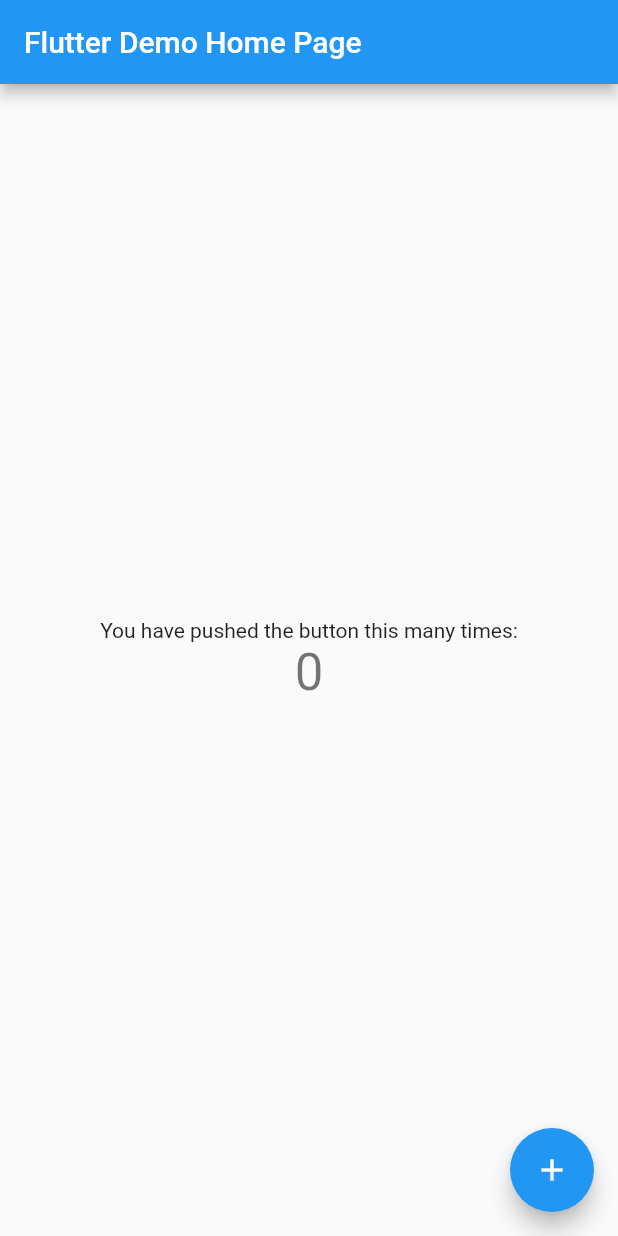
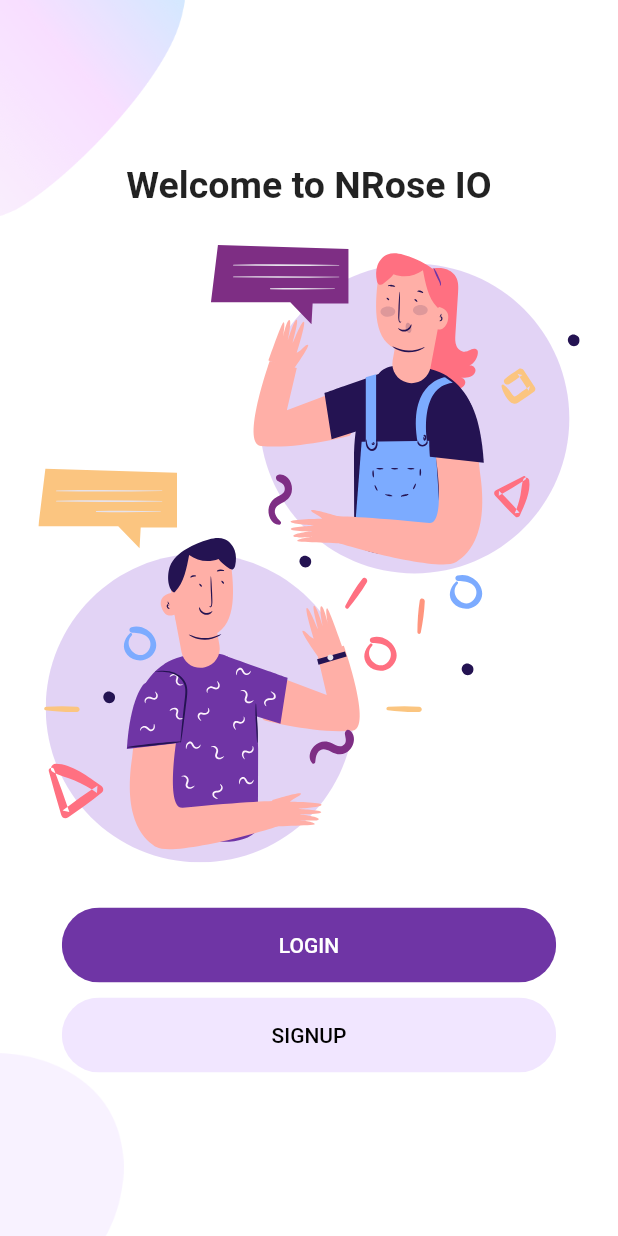
Before and after one commit to nrose-dev/flutter_welcome_signup_login, a Flutter app: the screen it shows after launch, on a phone screen of 412 x 824 dp. Run offline on Flutter 3.47's test engine with Material 2 defaults, Android fonts, the phone set to English and light mode, and no system bars; our stand-ins replace flutter_svg.

Commit message:
Done - Welcome Screen

```diff
--- /dev/null
+++ b/lib/Screens/welcome_screen.dart
@@ -0,0 +1,88 @@
+import 'package:flutter/material.dart';
+
+import 'package:flutter_svg/flutter_svg.dart';
+import 'package:flutter_welcome_signup_login/constants.dart';
+
+class WelcomeScreen extends StatelessWidget {
+  const WelcomeScreen({Key? key}) : super(key: key);
+
+  @override
+  Widget build(BuildContext context) {
+    Size size = MediaQuery.of(context).size;
+    return Scaffold(
+        body: SizedBox(
+          height: size.height,
+          width: double.infinity,
+          child: Stack(
+            alignment: Alignment.center,
+            children: <Widget>[
+              Positioned(
+                  top: 0,
+                  left: 0,
+                  child: Image.asset(
+                    "assets/images/main_top.png",
+                    width: size.width * 0.3,
+                  )
+              ),
+              Positioned(
+                  bottom: 0,
+                  left: 0,
+                  child: Image.asset(
+                    "assets/images/main_bottom.png",
+                    width: size.width * 0.2,
+                  )
+              ),
+              SafeArea(
+                child: Column(
+                  mainAxisAlignment: MainAxisAlignment.center,
+                  children: <Widget>[
+                    const Text(
+                      "Welcome to NRose IO",
+                      style: TextStyle(fontWeight: FontWeight.bold, fontSize: 25),
+                    ),
+                    const SizedBox(height: 25,),
+                    SvgPicture.asset(
+                      "assets/icons/chat.svg",
+                      height: size.height * 0.5,
+                    ),
+                    const SizedBox(height: 30,),
+                    SizedBox(
+                      width: size.width * 0.8,
+                      height: 50,
+                      child: ClipRRect(
+                        borderRadius: BorderRadius.circular(50),
+                        child: TextButton(
+                          onPressed: () { },
+                          style: ButtonStyle(backgroundColor: MaterialStateProperty.all(primaryColor)),
+                          child: Text(
+                            "Login".toUpperCase(),
+                            style: const TextStyle(color: Colors.white),
+                          ),
+                        ),
+                      ),
+                    ),
+                    const SizedBox(height: 10,),
+                    SizedBox(
+                      width: size.width * 0.8,
+                      height: 50,
+                      child: ClipRRect(
+                        borderRadius: BorderRadius.circular(50),
+                        child: TextButton(
+                          onPressed: () {},
+                          style: ButtonStyle(backgroundColor: MaterialStateProperty.all(primaryLightColor)),
+                          child: Text(
+                            "Signup".toUpperCase(),
+                            style: const TextStyle(color: Colors.black),
+                          ),
+                        ),
+                      ),
+                    ),
+                  ],
+                ),
+              ),
+            ],
+          ),
+        ),
+    );
+  }
+}
--- /dev/null
+++ b/lib/constants.dart
@@ -0,0 +1,4 @@
+import 'package:flutter/material.dart';
+
+const primaryColor = Color(0xFF6F35A5);
+const primaryLightColor = Color(0xFFF1E6FF);
--- a/lib/main.dart
+++ b/lib/main.dart
@@ -1,4 +1,6 @@
 import 'package:flutter/material.dart';
+import 'package:flutter_welcome_signup_login/Screens/welcome_screen.dart';
+import 'package:flutter_welcome_signup_login/constants.dart';
 
 void main() {
   runApp(const MyApp());
@@ -11,105 +13,13 @@
   @override
   Widget build(BuildContext context) {
     return MaterialApp(
-      title: 'Flutter Demo',
+      debugShowCheckedModeBanner: false,
+      title: 'Flutter Authentication',
       theme: ThemeData(
-        // This is the theme of your application.
-        //
-        // Try running your application with "flutter run". You'll see the
-        // application has a blue toolbar. Then, without quitting the app, try
-        // changing the primarySwatch below to Colors.green and then invoke
-        // "hot reload" (press "r" in the console where you ran "flutter run",
-        // or simply save your changes to "hot reload" in a Flutter IDE).
-        // Notice that the counter didn't reset back to zero; the application
-        // is not restarted.
-        primarySwatch: Colors.blue,
+        primaryColor: primaryColor,
+        scaffoldBackgroundColor: Colors.white,
       ),
-      home: const MyHomePage(title: 'Flutter Demo Home Page'),
+      home: const WelcomeScreen(),
     );
   }
 }
-
-class MyHomePage extends StatefulWidget {
-  const MyHomePage({super.key, required this.title});
-
-  // This widget is the home page of your application. It is stateful, meaning
-  // that it has a State object (defined below) that contains fields that affect
-  // how it looks.
-
-  // This class is the configuration for the state. It holds the values (in this
-  // case the title) provided by the parent (in this case the App widget) and
-  // used by the build method of the State. Fields in a Widget subclass are
-  // always marked "final".
-
-  final String title;
-
-  @override
-  State<MyHomePage> createState() => _MyHomePageState();
-}
-
-class _MyHomePageState extends State<MyHomePage> {
-  int _counter = 0;
-
-  void _incrementCounter() {
-    setState(() {
-      // This call to setState tells the Flutter framework that something has
-      // changed in this State, which causes it to rerun the build method below
-      // so that the display can reflect the updated values. If we changed
-      // _counter without calling setState(), then the build method would not be
-      // called again, and so nothing would appear to happen.
-      _counter++;
-    });
-  }
-
-  @override
-  Widget build(BuildContext context) {
-    // This method is rerun every time setState is called, for instance as done
-    // by the _incrementCounter method above.
-    //
-    // The Flutter framework has been optimized to make rerunning build methods
-    // fast, so that you can just rebuild anything that needs updating rather
-    // than having to individually change instances of widgets.
-    return Scaffold(
-      appBar: AppBar(
-        // Here we take the value from the MyHomePage object that was created by
-        // the App.build method, and use it to set our appbar title.
-        title: Text(widget.title),
-      ),
-      body: Center(
-        // Center is a layout widget. It takes a single child and positions it
-        // in the middle of the parent.
-        child: Column(
-          // Column is also a layout widget. It takes a list of children and
-          // arranges them vertically. By default, it sizes itself to fit its
-          // children horizontally, and tries to be as tall as its parent.
-          //
-          // Invoke "debug painting" (press "p" in the console, choose the
-          // "Toggle Debug Paint" action from the Flutter Inspector in Android
-          // Studio, or the "Toggle Debug Paint" command in Visual Studio Code)
-          // to see the wireframe for each widget.
-          //
-          // Column has various properties to control how it sizes itself and
-          // how it positions its children. Here we use mainAxisAlignment to
-          // center the children vertically; the main axis here is the vertical
-          // axis because Columns are vertical (the cross axis would be
-          // horizontal).
-          mainAxisAlignment: MainAxisAlignment.center,
-          children: <Widget>[
-            const Text(
-              'You have pushed the button this many times:',
-            ),
-            Text(
-              '$_counter',
-              style: Theme.of(context).textTheme.headline4,
-            ),
-          ],
-        ),
-      ),
-      floatingActionButton: FloatingActionButton(
-        onPressed: _incrementCounter,
-        tooltip: 'Increment',
-        child: const Icon(Icons.add),
-      ), // This trailing comma makes auto-formatting nicer for build methods.
-    );
-  }
-}
```
